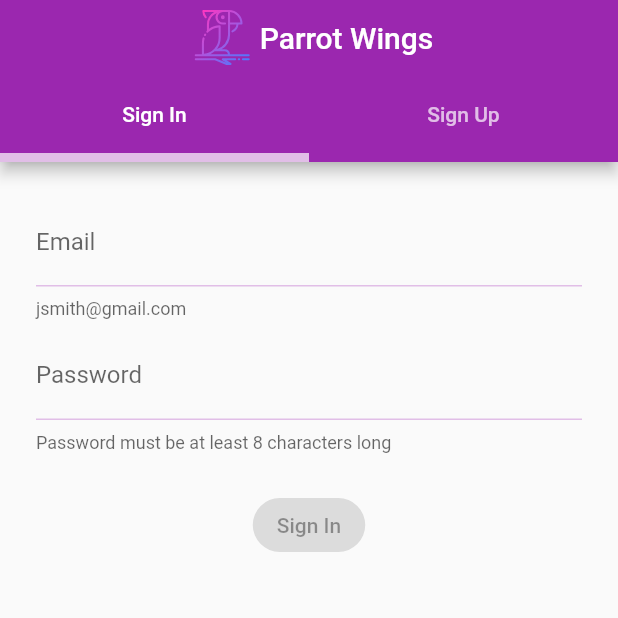
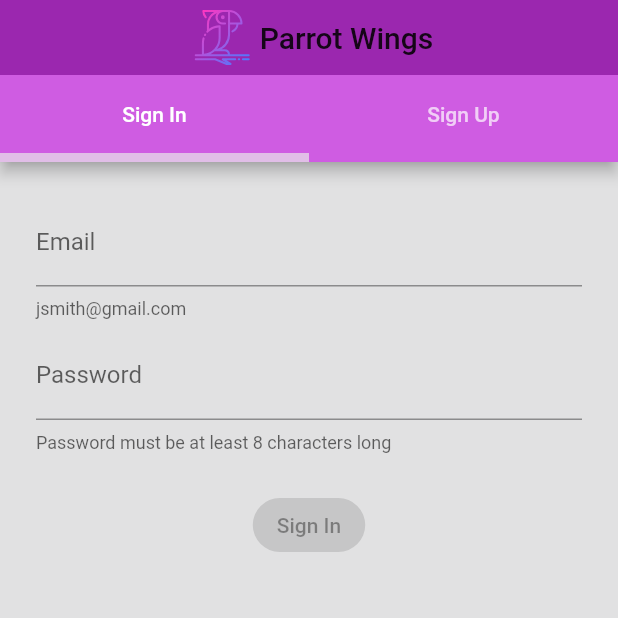
Before and after one commit to KoMeDiAnTNDP/pw_flutter, a Flutter app: the screen it shows after launch, on a phone screen of 412 x 824 dp, the top half of it. Run offline on Flutter 3.47's test engine with Material 2 defaults, Android fonts, the phone set to English and light mode, and no system bars; our stand-ins replace bloc, equatable, flutter_bloc, flutter_svg, formz; accounts and stored records are empty.

Commit message:
fix theme

```diff
--- a/lib/authentication/view/authentication_page.dart
+++ b/lib/authentication/view/authentication_page.dart
@@ -1,5 +1,4 @@
 import 'package:flutter/material.dart';
-import 'package:flutter_bloc/flutter_bloc.dart';
 import 'package:flutter_svg/flutter_svg.dart';
 import 'package:pw_flutter/sign_in/sign_in.dart';
 
@@ -18,7 +17,7 @@ class TabBarContainer extends Container implements PreferredSizeWidget {
 
   @override
   Widget build(BuildContext context) => Container(
-    // color: backgroundColor,
+    color: backgroundColor,
     child: tabBar,
   );
 }
@@ -34,7 +33,6 @@ class AuthenticationPage extends StatelessWidget {
       length: 2,
       child: Scaffold(
         appBar: AppBar(
-          // backgroundColor: Theme.of(context).primaryColor,
           title: Row(
             mainAxisAlignment: MainAxisAlignment.center,
             children: [
@@ -50,7 +48,6 @@ class AuthenticationPage extends StatelessWidget {
             const TabBar(
               indicatorSize: TabBarIndicatorSize.tab,
               indicatorWeight: 6.0,
-              indicatorColor: const Color(0xffe1bee7),
               labelPadding: EdgeInsets.all(3.0),
               tabs: [
                 Tab(text: 'Sign In'),
--- a/lib/sign_in/view/sign_in_form.dart
+++ b/lib/sign_in/view/sign_in_form.dart
@@ -59,12 +59,6 @@ class _EmailInput extends StatelessWidget {
             labelText: 'Email',
             helperText: 'jsmith@gmail.com',
             errorText: state.email.invalid ? 'Invalid email' : null,
-            enabledBorder: UnderlineInputBorder(
-              borderSide: BorderSide(color: const Color(0xffe1bee7))
-            ),
-            focusedBorder: UnderlineInputBorder(
-                borderSide: BorderSide(color: const Color(0xffe1bee7))
-            ),
           ),
         );
       },
@@ -87,12 +81,6 @@ class _PasswordInput extends StatelessWidget {
             labelText: 'Password',
             helperText: 'Password must be at least 8 characters long',
             errorText: state.password.invalid ? 'Invalid password' : null,
-            enabledBorder: UnderlineInputBorder(
-                borderSide: BorderSide(color: const Color(0xffe1bee7))
-            ),
-            focusedBorder: UnderlineInputBorder(
-                borderSide: BorderSide(color: const Color(0xffe1bee7))
-            ),
           ),
         );
       },
@@ -109,7 +97,6 @@ class _SignInButton extends StatelessWidget {
         return ElevatedButton(
           key: const Key('sign_in_form_button_form'),
           style: ElevatedButton.styleFrom(
-            primary: Theme.of(context).colorScheme.secondary,
             shape: RoundedRectangleBorder(
               borderRadius: BorderRadius.circular(30.0)
             ),
--- a/lib/theme.dart
+++ b/lib/theme.dart
@@ -4,12 +4,29 @@ final theme = ThemeData(
   primaryColor: const Color(0xff9b27af),
   primaryColorLight: const Color(0xffcf5ce2),
   primaryColorDark: const Color(0xff69007f),
+  brightness: Brightness.light,
+  primaryColorBrightness: Brightness.light,
   colorScheme: const ColorScheme.light(
+    primary: const Color(0xff9b27af),
+    primaryVariant: const Color(0xffcf5ce2),
     secondary: const Color(0xffe1bee7),
-    secondaryVariant: const Color(0xffaf8eb5)
+    secondaryVariant: const Color(0xffaf8eb5),
+    onPrimary: const Color(0xffffffff),
+    onSecondary: const Color(0xff000000)
   ),
-  bottomAppBarColor: const Color(0xffcf5ce2),
-  tabBarTheme: const TabBarTheme(
+  bottomAppBarTheme: const BottomAppBarTheme(
+    color: const Color(0xffcf5ce2),
+  ),
+  scaffoldBackgroundColor: const Color(0xffe1e1e2),
+  backgroundColor: const Color(0xffe1e1e2),
+  tabBarTheme: TabBarTheme(
     labelColor: const Color(0xffffffff),
   ),
+  indicatorColor: const Color(0xffe1bee7),
+  elevatedButtonTheme: ElevatedButtonThemeData(
+    style: ElevatedButton.styleFrom(
+      primary: const Color(0xffe1bee7),
+      onPrimary: const Color(0xff000000)
+    )
+  ),
 );
```
